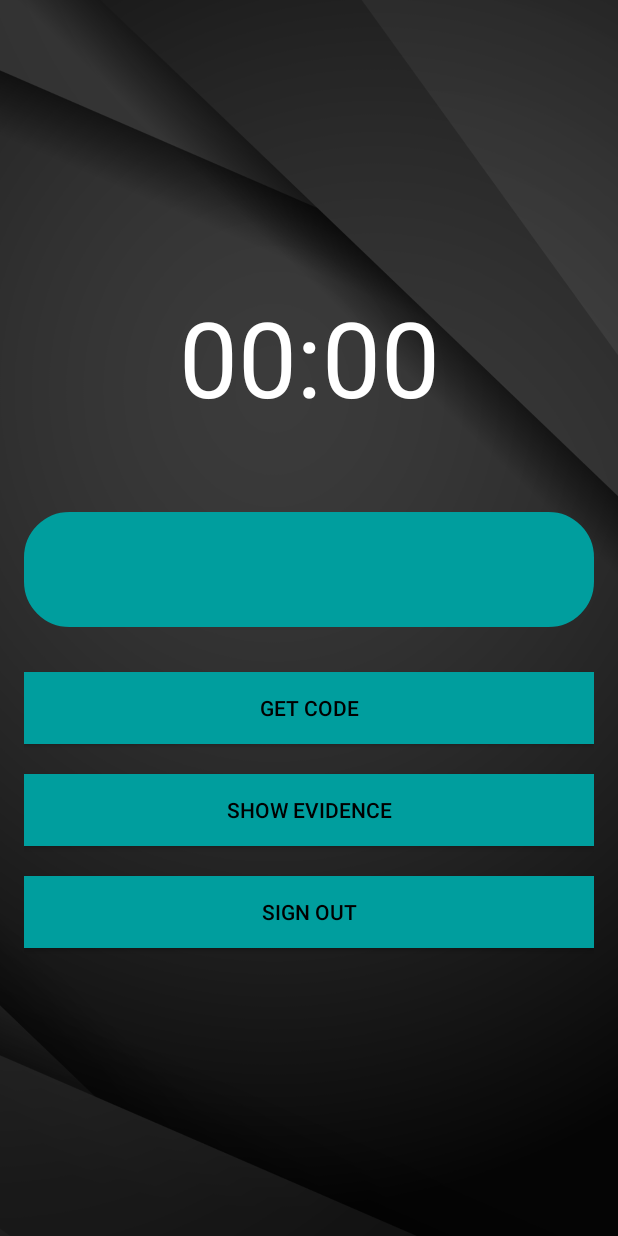
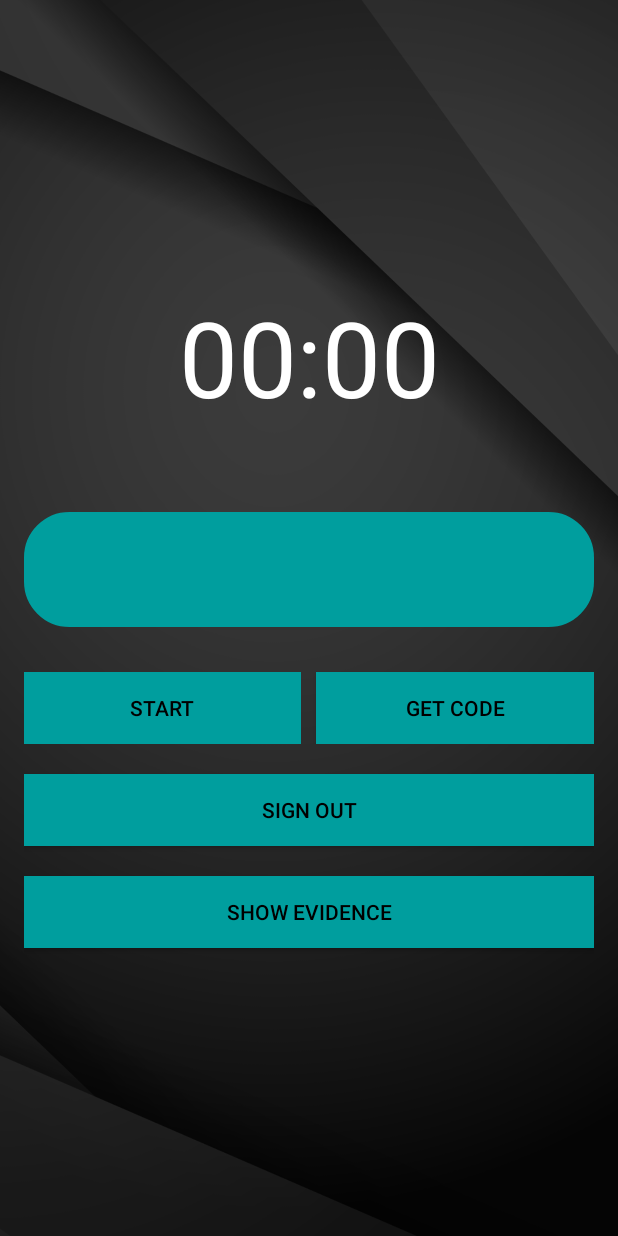
Before and after one commit to smith477/Sorry, an Android app: the ProfileActivityProfessor screen opened directly, with no data from a screen before it, on a phone screen of 412 x 824 dp. Run offline under Robolectric (Android 15) with nearby library versions, the phone set to English and light mode, and no system bars; our stand-ins replace Firebase (no records; nobody signed in at launch, a user with empty details on screens opened directly).

Commit message:
Added Start Button For GetCode Professor

```diff
--- a/app/src/main/java/martin/sms/Professor/ProfileActivityProfessor.java
+++ b/app/src/main/java/martin/sms/Professor/ProfileActivityProfessor.java
@@ -36,7 +36,7 @@ import martin.sms.Student.ProfileActivityStudent;
 public class ProfileActivityProfessor extends AppCompatActivity {
 
     private TextView tvCode, tvTimer;
-    private Button btnGetCode, btnShowEvidence, btnSignOut;
+    private Button btnGetCode, btnShowEvidence, btnSignOut, btnStartTimer;
     private FirebaseAuth auth;
     private FirebaseDatabase firebaseDatabase;
     private FirebaseAuth.AuthStateListener authListener;
@@ -55,6 +55,7 @@ public class ProfileActivityProfessor extends AppCompatActivity {
     protected void onCreate(Bundle savedInstanceState) {
         super.onCreate(savedInstanceState);
         setContentView(R.layout.activity_profile_professor);
+
 
         auth = FirebaseAuth.getInstance();
         firebaseDatabase = FirebaseDatabase.getInstance();
@@ -84,13 +85,15 @@ public class ProfileActivityProfessor extends AppCompatActivity {
         btnGetCode = (Button)findViewById(R.id.btn_get_code);
         btnShowEvidence = (Button)findViewById(R.id.btn_show_evidence);
         btnSignOut = (Button)findViewById(R.id.btn_sign_out);
+        btnStartTimer = (Button) findViewById(R.id.btn_start_timer);
+        btnStartTimer.setEnabled(false);
 
         btnGetCode.setOnClickListener(new View.OnClickListener() {
             @Override
             public void onClick(View view) {
                 randomString = getRandomString(10);
                 tvCode.setText(randomString);
-                reverseTimer(30, tvTimer);
+                //reverseTimer(30, tvTimer); //Ovo treba da se veze za neko dugme "Start"
 
                 myRef.child("subjects")
                         .child(subjectID)
@@ -107,9 +110,22 @@ public class ProfileActivityProfessor extends AppCompatActivity {
                         .child("longitude")
                         .setValue(longitude);
 
-                btnGetCode.setClickable(false);
+                btnGetCode.setEnabled(false);
+                btnStartTimer.setEnabled(true);
             }
         });
+
+        btnStartTimer.setOnClickListener(new View.OnClickListener() {
+            @Override
+            public void onClick(View view) {
+
+                reverseTimer(30, tvTimer); //Ovo treba da se veze za neko dugme "Start"
+                btnStartTimer.setEnabled(false);
+
+            }
+        });
+
+
 
         btnShowEvidence.setOnClickListener(new View.OnClickListener() {
             @Override
--- a/app/src/main/res/layout/activity_profile_professor.xml
+++ b/app/src/main/res/layout/activity_profile_professor.xml
@@ -35,34 +35,53 @@
             android:textAlignment="center"
             android:textColor="@android:color/black"/>
 
+        <LinearLayout
+            android:layout_width="match_parent"
+            android:layout_height="wrap_content">
+
+            <Button
+                android:id="@+id/btn_start_timer"
+                android:layout_width="0dp"
+                android:layout_weight="1"
+                android:layout_marginRight="10dp"
+                android:layout_height="wrap_content"
+                android:layout_above="@+id/btn_start_timer"
+                android:layout_marginTop="20dip"
+                android:background="@color/colorAccent"
+                android:text="start"
+                android:textColor="@android:color/black" />
+
+            <Button
+                android:id="@+id/btn_get_code"
+                android:layout_width="0dp"
+                android:layout_weight="1"
+                android:layout_height="wrap_content"
+                android:layout_marginTop="20dip"
+                android:background="@color/colorAccent"
+                android:text="Get code"
+                android:textColor="@android:color/black" />
+
+        </LinearLayout>
+
         <Button
-            android:id="@+id/btn_get_code"
+            android:id="@+id/btn_sign_out"
             android:layout_width="fill_parent"
             android:layout_height="wrap_content"
+            android:layout_above="@+id/sign_out"
             android:layout_marginTop="20dip"
             android:background="@color/colorAccent"
-            android:text="Get code"
+            android:text="sign out"
             android:textColor="@android:color/black" />
 
         <Button
             android:id="@+id/btn_show_evidence"
             android:layout_width="fill_parent"
             android:layout_height="wrap_content"
+            android:layout_above="@+id/sign_out"
             android:layout_marginTop="20dip"
             android:background="@color/colorAccent"
             android:text="show evidence"
-            android:textColor="@android:color/black"
-            android:layout_above="@+id/sign_out"/>
-
-        <Button
-            android:id="@+id/btn_sign_out"
-            android:layout_width="fill_parent"
-            android:layout_height="wrap_content"
-            android:layout_marginTop="20dip"
-            android:background="@color/colorAccent"
-            android:text="sign out"
-            android:textColor="@android:color/black"
-            android:layout_above="@+id/sign_out"/>
+            android:textColor="@android:color/black" />
 
     </LinearLayout>
 
```
